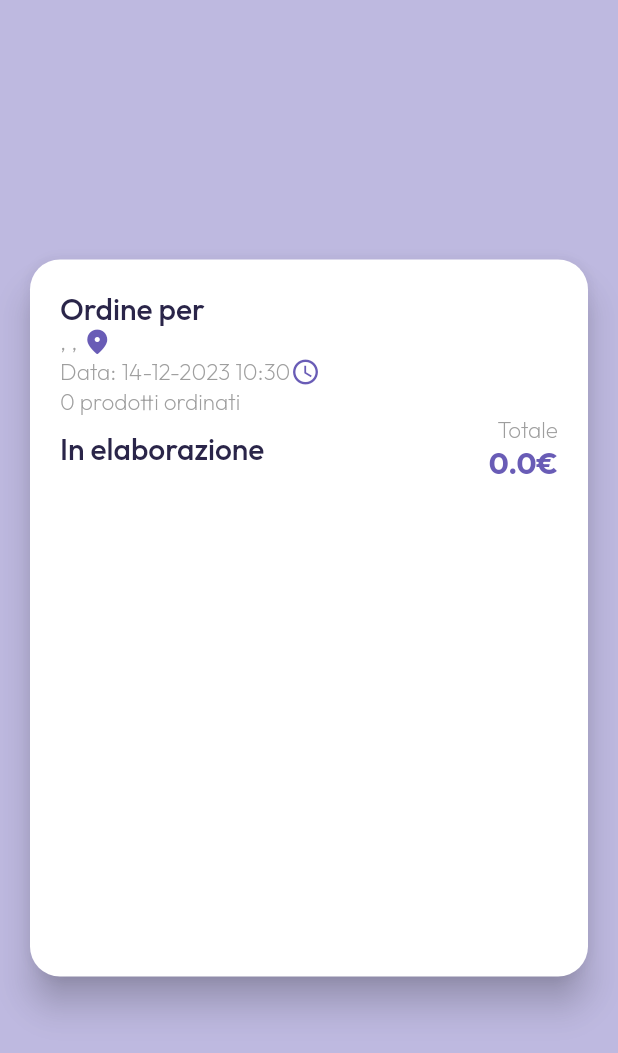
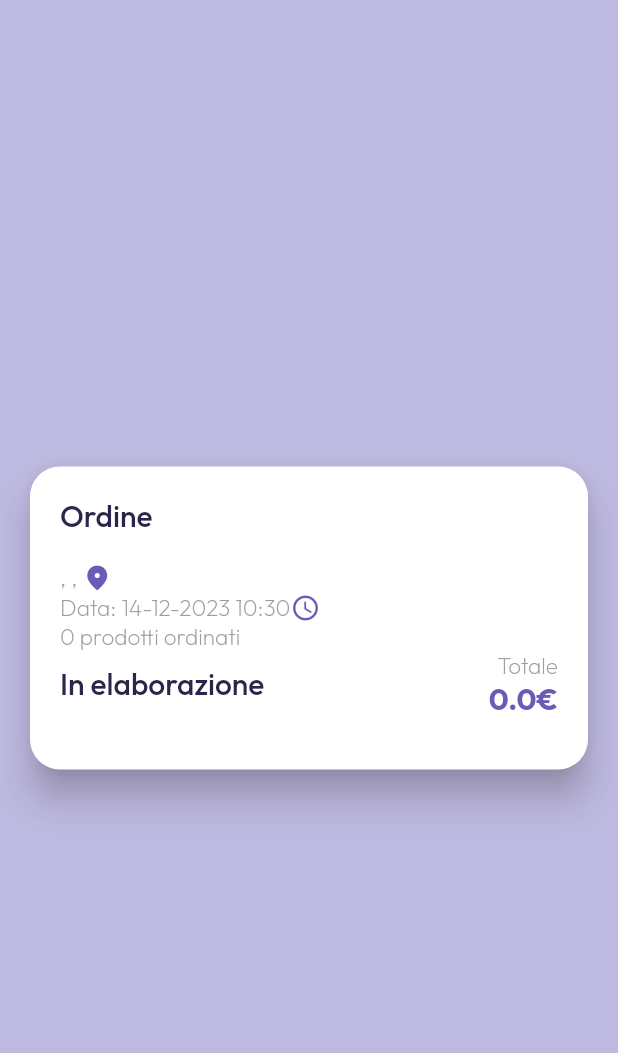
Before and after one commit to NunzioDA/food_delivery_app, a Flutter app: the OrderDetailsPage screen opened directly with empty values, on a phone screen of 412 x 824 dp. Shown: the top 1053 px of the screen. Run offline on Flutter 3.47's test engine with Material 3 defaults, Android fonts, the phone set to English and light mode, and no system bars; our stand-ins replace bloc, cached_network_image, cross_file, flutter_bloc, gap, google_fonts and 4 more; accounts and stored records are empty; network calls fail.

Commit message:
Migliorie grafiche. Aggiunto stato ordine annullato. Aggiunto widget header dettagli ordine.

```diff
--- a/lib/Data/Model/order.dart
+++ b/lib/Data/Model/order.dart
@@ -5,7 +5,8 @@ enum OrderStatus
 {
   placed,
   left,
-  delivered;
+  delivered,
+  canceled;
 
   String get visualize
   {
@@ -17,6 +18,8 @@ enum OrderStatus
         return "Partito";
       case OrderStatus.delivered:
         return "Consegnato";
+      case OrderStatus.canceled:
+        return "Annullato";
     }
   }
 
--- /dev/null
+++ b/lib/Presentation/ModelVisualizzation/Order/order_info_header.dart
@@ -0,0 +1,62 @@
+import 'package:flutter/material.dart';
+import 'package:food_delivery_app/Data/Model/order.dart';
+
+class OrderInfoHeader extends StatelessWidget
+{
+  final Order order;
+  const OrderInfoHeader({
+    super.key,
+    required this.order
+  });
+
+  int productsCount()
+  {
+    return order.content.entries.fold(0,
+      (previousValue, element) => previousValue + element.value
+    );
+  }
+
+  @override
+  Widget build(BuildContext context) {
+    var finalV = order.content.entries.length != 1? "i":"o";
+    return Column(
+      crossAxisAlignment: CrossAxisAlignment.stretch,
+      children: [
+        Text(
+          "Ordine ${order.id}",
+          style: Theme.of(context).textTheme.titleMedium,
+        ),
+        Text(
+          order.deliveryInfo.intercom,
+          style: Theme.of(context).textTheme.titleSmall,
+        ),
+        Row(
+          children: [
+            Text("${order.deliveryInfo.city}, ${order.deliveryInfo.address}, ${order.deliveryInfo.houseNumber}"),
+            Icon(
+              Icons.location_on_rounded,
+              color: Theme.of(context).primaryColor,
+              size: 20,
+            ),
+          ],
+        ),
+        Row(
+          children: [
+              Text(
+              "Data: ${order.dateTime.day}-${order.dateTime.month}-${order.dateTime.year} "
+              "${order.dateTime.hour.toString().padLeft(2,'0')}:"
+              "${order.dateTime.minute.toString().padLeft(2,'0')}"
+            ),
+            Icon(
+              Icons.access_time_outlined,
+              color: Theme.of(context).primaryColor,
+              size: 20,
+            ),
+          ],
+        ),
+        Text("${productsCount()} prodott$finalV ordinat$finalV"),
+      ],
+    );
+  }
+
+}
--- a/lib/Presentation/ModelVisualizzation/Order/order_item.dart
+++ b/lib/Presentation/ModelVisualizzation/Order/order_item.dart
@@ -1,6 +1,7 @@
 import 'package:flutter/material.dart';
 import 'package:flutter_bloc/flutter_bloc.dart';
 import 'package:food_delivery_app/Data/Model/order.dart';
+import 'package:food_delivery_app/Presentation/ModelVisualizzation/Order/order_info_header.dart';
 import 'package:food_delivery_app/Presentation/Pages/order_details_page.dart';
 import 'package:food_delivery_app/Presentation/UIUtilities/ui_utilities.dart';
 import 'package:food_delivery_app/Utilities/compute_total.dart';
@@ -19,8 +20,6 @@ class OrderItem extends StatelessWidget
   @override
   Widget build(BuildContext context) {
 
-    var finalV = order.content.entries.length != 1? "i":"o";
-
     return GestureDetector(
       onTap: (){
         Navigator.of(context).push(PageRouteBuilder(
@@ -37,7 +36,7 @@ class OrderItem extends StatelessWidget
         ));
       },
       child: Hero(
-        tag: order,
+        tag: order.id,
         flightShuttleBuilder: (flightContext, animation, flightDirection, fromHeroContext, toHeroContext) => this,
         child: Material(
           elevation: 10,
@@ -50,36 +49,7 @@ class OrderItem extends StatelessWidget
             child: Column(
               crossAxisAlignment: CrossAxisAlignment.stretch,
               children: [
-                Text(
-                  "Ordine per ${order.deliveryInfo.intercom}",
-                  style: Theme.of(context).textTheme.titleMedium,
-                ),
-                Row(
-                  children: [
-                    Text("${order.deliveryInfo.city}, ${order.deliveryInfo.address}, ${order.deliveryInfo.houseNumber}"),
-                    Icon(
-                      Icons.location_on_rounded,
-                      color: Theme.of(context).primaryColor,
-                      size: 20,
-                    ),
-                  ],
-                ),
-                Row(
-                  children: [
-                     Text(
-                      "Data: ${order.dateTime.day}-${order.dateTime.month}-${order.dateTime.year} "
-                      "${order.dateTime.hour.toString().padLeft(2,'0')}:"
-                      "${order.dateTime.minute.toString().padLeft(2,'0')}"
-                    ),
-                    Icon(
-                      Icons.access_time_outlined,
-                      color: Theme.of(context).primaryColor,
-                      size: 20,
-                    ),
-                  ],
-                ),
-
-                Text("${order.content.entries.length} prodott$finalV ordinat$finalV"),
+                OrderInfoHeader(order: order),
                 Row(
                   crossAxisAlignment: CrossAxisAlignment.end,
                   mainAxisAlignment: MainAxisAlignment.spaceBetween,
--- a/lib/Presentation/ModelVisualizzation/Product/product_item.dart
+++ b/lib/Presentation/ModelVisualizzation/Product/product_item.dart
@@ -15,6 +15,7 @@ import 'package:gap/gap.dart';
 
 class ProductItem extends StatefulWidget {
   static const double imageSize = 80;
+  static const double rowHeight = 150;
 
   final Product product;
   final bool hasPermission;
@@ -44,7 +45,6 @@ class _ProductItemState extends State<ProductItem> {
 
   final double internalPadding = 10;
   final double imageWidth = 100;
-  final double rowHeight = 150;
 
   ValueNotifier<bool> loading = ValueNotifier(false);
 
@@ -65,7 +65,7 @@ class _ProductItemState extends State<ProductItem> {
   @override
   Widget build(BuildContext context) {
     return SizedBox(
-      height: rowHeight,
+      height: ProductItem.rowHeight,
       child: Material(
         elevation: 10,
         borderRadius: BorderRadius.circular(defaultBorderRadius),
--- a/lib/Presentation/Pages/order_details_page.dart
+++ b/lib/Presentation/Pages/order_details_page.dart
@@ -2,6 +2,7 @@ import 'package:flutter/material.dart';
 import 'package:flutter_bloc/flutter_bloc.dart';
 import 'package:food_delivery_app/Data/Model/order.dart';
 import 'package:food_delivery_app/Data/Model/product.dart';
+import 'package:food_delivery_app/Presentation/ModelVisualizzation/Order/order_info_header.dart';
 import 'package:food_delivery_app/Presentation/ModelVisualizzation/Product/product_item.dart';
 import 'package:food_delivery_app/Presentation/UIUtilities/dialog_manager.dart';
 import 'package:food_delivery_app/Presentation/UIUtilities/loading.dart';
@@ -39,8 +40,6 @@ class _OrderDetailsPageState extends State<OrderDetailsPage> {
 
   @override
   Widget build(BuildContext context) {
-
-    var finalV = order.content.entries.length != 1? "i":"o";
     List<MapEntry<Product, int>> content = order.content.entries.toList();
 
     return Scaffold(
@@ -50,7 +49,7 @@ class _OrderDetailsPageState extends State<OrderDetailsPage> {
           padding: const EdgeInsets.all(20),
           child: Center(
             child: Hero(
-              tag: order,
+              tag: order.id,
               child: Material(
                 elevation: 10,
                 color: Theme.of(context).dialogBackgroundColor,
@@ -70,36 +69,7 @@ class _OrderDetailsPageState extends State<OrderDetailsPage> {
                         child: Column(
                           crossAxisAlignment: CrossAxisAlignment.stretch,
                           children: [
-                            Text(
-                              "Ordine per ${order.deliveryInfo.intercom}",
-                              style: Theme.of(context).textTheme.titleMedium,
-                            ),
-                            Row(
-                              children: [
-                                Text("${order.deliveryInfo.city}, ${order.deliveryInfo.address}, ${order.deliveryInfo.houseNumber}"),
-                                Icon(
-                                  Icons.location_on_rounded,
-                                  color: Theme.of(context).primaryColor,
-                                  size: 20,
-                                ),
-                              ],
-                            ),
-                            Row(
-                              children: [
-                                 Text(
-                                  "Data: ${order.dateTime.day}-${order.dateTime.month}-${order.dateTime.year} "
-                                  "${order.dateTime.hour.toString().padLeft(2,'0')}:"
-                                  "${order.dateTime.minute.toString().padLeft(2,'0')}"
-                                ),
-                                Icon(
-                                  Icons.access_time_outlined,
-                                  color: Theme.of(context).primaryColor,
-                                  size: 20,
-                                ),
-                              ],
-                            ),
-
-                            Text("${order.content.entries.length} prodott$finalV ordinat$finalV"),
+                            OrderInfoHeader(order: order),
                             Row(
                               mainAxisSize: MainAxisSize.max,
                               mainAxisAlignment: MainAxisAlignment.spaceBetween,
@@ -168,12 +138,15 @@ class _OrderDetailsPageState extends State<OrderDetailsPage> {
                       Padding(
                         padding: const EdgeInsets.only(bottom:20.0),
                         child: ConstrainedBox(
-                          constraints: const BoxConstraints(maxHeight: 300),
+                          constraints: BoxConstraints(
+                            maxHeight: (order.content.length < 3?
+                              ProductItem.rowHeight : 3.0) * order.content.length +
+                              (order.content.length < 3? 20 * order.content.length + 5 : 60)
+                          ),
                           child: ListView.builder(
                             padding: const EdgeInsets.only(left: 20, right: 20, top: 5),
                             itemCount: content.length,
                             itemBuilder: (context, index) {
-
                               return Padding(
                                 padding: const EdgeInsets.only(bottom:20.0),
                                 child: ProductItem(
```
